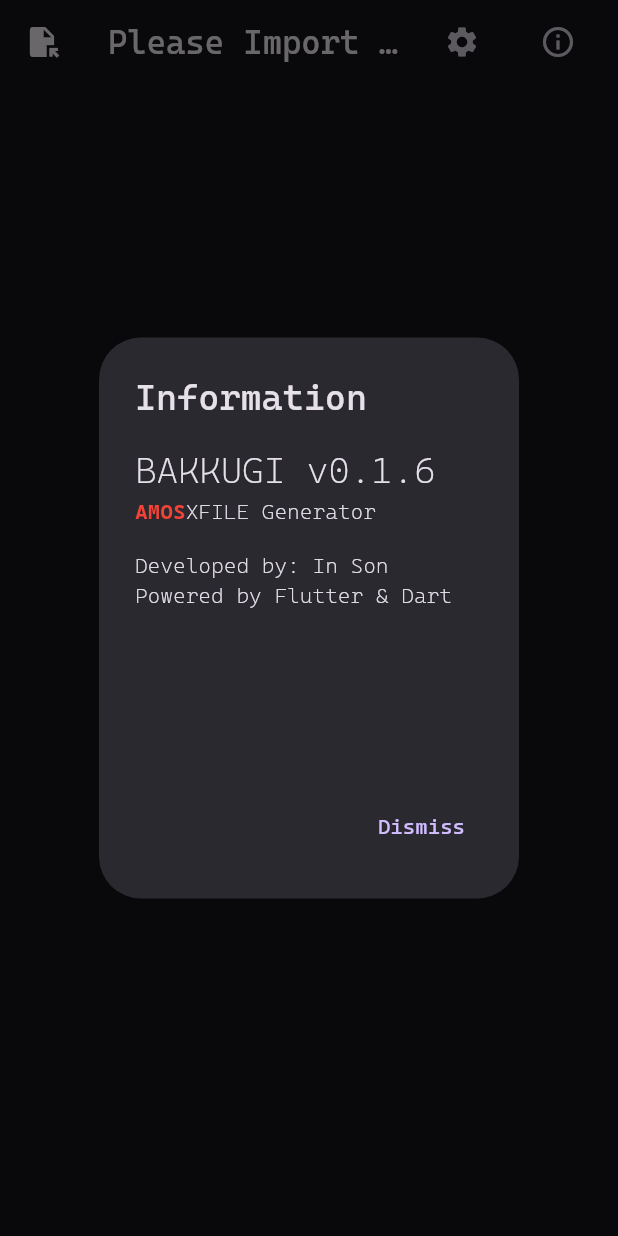
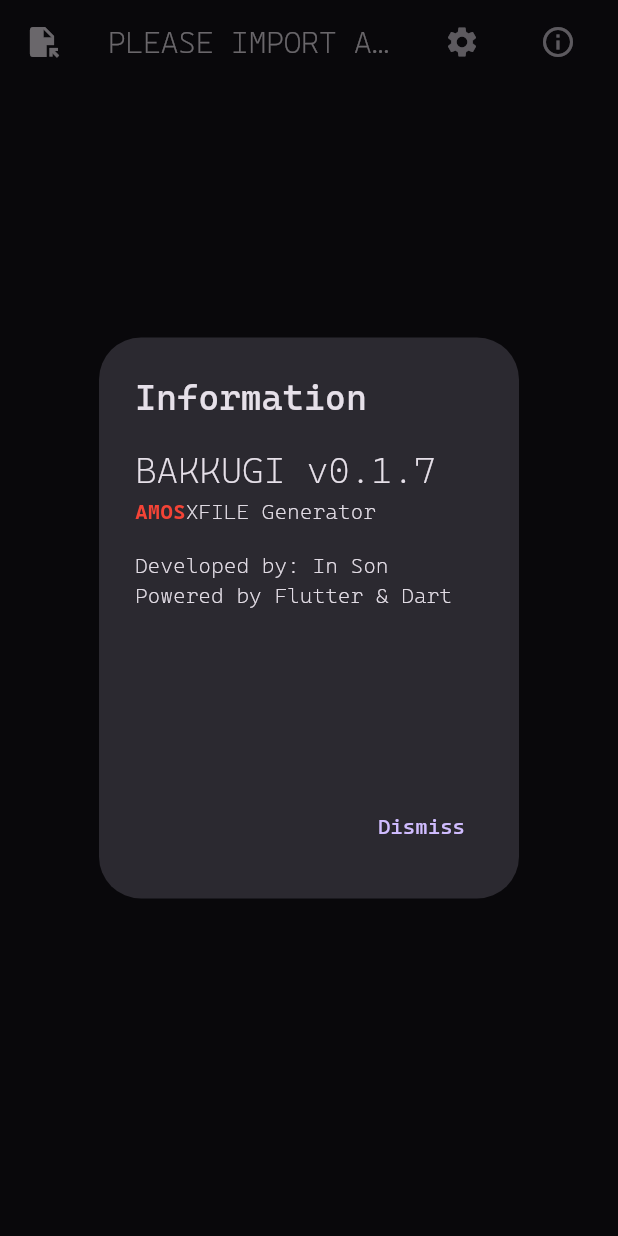
Before and after one commit to seliis/amos_xfile_converter, a Flutter app: the screen it shows after launch, after a tap on the "info outline" icon, on a phone screen of 412 x 824 dp. Run offline on Flutter 3.47's test engine with Material 3 defaults, Android fonts, the phone set to English and light mode, and no system bars; our stand-ins replace file_picker, flutter_bloc, package_info_plus, shared_preferences; missing offline and left inert: excel, window_manager.

Commit message:
[SQUASH MERGED: v0.1.7]
- improve user experience import and export
- minor fixes in user interfaces

```diff
--- a/lib/ui/common.dart
+++ b/lib/ui/common.dart
@@ -4,9 +4,9 @@ void showingSnackBar(BuildContext context, String message, bool isGood) {
   WidgetsBinding.instance.addPostFrameCallback((_) {
     // print("Export Failure: ${state.errorMessage}");
     // Prevents Showing SnackBars in Twices (I don't know why showing twice)
-    ScaffoldMessenger.of(context).hideCurrentSnackBar();
-
-    ScaffoldMessenger.of(context).showSnackBar(
+    ScaffoldMessengerState messenger = ScaffoldMessenger.of(context);
+    messenger.clearSnackBars();
+    messenger.showSnackBar(
       SnackBar(
         backgroundColor: isGood ? Colors.teal.shade200 : Colors.pink.shade200,
         duration: const Duration(seconds: 10),
--- a/lib/ui/home.dart
+++ b/lib/ui/home.dart
@@ -1,3 +1,5 @@
+import "package:flutter/rendering.dart";
+import "package:flutter/widgets.dart";
 import "package:package_info_plus/package_info_plus.dart";
 import "package:flutter_bloc/flutter_bloc.dart";
 import "package:flutter/material.dart";
@@ -37,10 +39,15 @@ class Home extends StatelessWidget {
             return null;
           }
 
-          return Center(
-            child: Text((state as usecase.ImportLoading).message),
+          return const Center(
+            child: CircularProgressIndicator(),
           );
         }
+
+        final TextStyle textStyle = const TextStyle(
+          fontWeight: FontWeight.w200,
+          fontSize: 20,
+        );
 
         return Scaffold(
           appBar: AppBar(
@@ -52,9 +59,10 @@ class Home extends StatelessWidget {
               },
             ),
             title: context.read<usecase.Import>().state is usecase.ImportSuccess
-                ? Text((state as usecase.ImportSuccess).workbookName)
-                : const Text(
-                    "Please Import a .XLSX File",
+                ? Text((state as usecase.ImportSuccess).workbookName, style: textStyle)
+                : Text(
+                    "PLEASE IMPORT A .XLSX FILE",
+                    style: textStyle,
                   ),
             actions: const [
               _SettingsButton(),
@@ -105,6 +113,7 @@ class _SuccessBody extends StatelessWidget {
           for (final worksheet in state.worksheets)
             ListTile(
               leading: getStatusIcon(worksheet),
+              onTap: () {},
               title: Row(
                 mainAxisAlignment: MainAxisAlignment.spaceBetween,
                 crossAxisAlignment: CrossAxisAlignment.center,
--- a/lib/usecase/import.dart
+++ b/lib/usecase/import.dart
@@ -1,11 +1,11 @@
 import "dart:async";
 import "dart:io";
 
+import "package:flutter/foundation.dart";
 import "package:shared_preferences/shared_preferences.dart";
 import "package:flutter_bloc/flutter_bloc.dart";
 import "package:file_picker/file_picker.dart";
 import "package:excel/excel.dart" as excel;
-import "package:flutter/foundation.dart";
 
 import "package:bakkugi/entity/index.dart" as entity;
 
@@ -110,7 +110,7 @@ class Import extends Cubit<ImportState> {
   }
 
   Future<void> import() async {
-    emit(ImportLoading(message: "Importing..."));
+    emit(ImportLoading());
 
     final SharedPreferences prefs = await SharedPreferences.getInstance();
 
@@ -139,15 +139,7 @@ class Import extends Cubit<ImportState> {
     late excel.Excel primitiveWorkbook;
 
     try {
-      emit(ImportLoading(message: "Decoding..."));
-
-      primitiveWorkbook = await compute(
-        excel.Excel.decodeBytes,
-        file.readAsBytesSync() as List<int>,
-      ).then((value) {
-        emit(ImportLoading(message: "Processing..."));
-        return value;
-      });
+      primitiveWorkbook = await compute(excel.Excel.decodeBytes, file.readAsBytesSync());
     } on FileSystemException {
       emit(ImportFailure(errorMessage: "file.readAsBytesSync()"));
       return;
@@ -192,13 +184,7 @@ sealed class ImportState {}
 
 final class ImportInitial extends ImportState {}
 
-final class ImportLoading extends ImportState {
-  ImportLoading({
-    required this.message,
-  });
-
-  final String message;
-}
+final class ImportLoading extends ImportState {}
 
 final class ImportSuccess extends ImportState {
   ImportSuccess({
--- a/pubspec.yaml
+++ b/pubspec.yaml
@@ -1,5 +1,5 @@
 publish_to: none
-version: 0.1.6
+version: 0.1.7
 
 name: bakkugi
 description: none
```
Also changed, not shown: lib/ui/export_button.dart (+20 -1 lines), lib/usecase/export.dart (+6 -2 lines).
